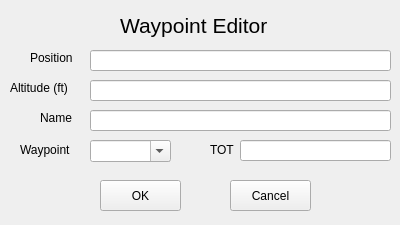
Old version of the form JTFF_DTC/Windows/WaypointAddDialog.ui in the repository JTFF-applications/jtff-dtc.
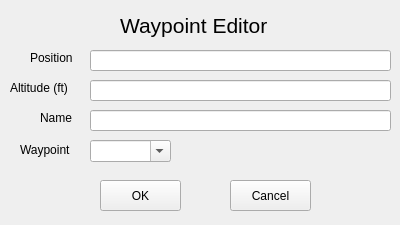
New version of the form.

```diff
--- a/JTFF_DTC/Windows/WaypointAddDialog.ui
+++ b/JTFF_DTC/Windows/WaypointAddDialog.ui
@@ -146,29 +146,6 @@
     <string>Waypoint</string>
    </property>
   </widget>
-  <widget class="QLabel" name="label_5">
-   <property name="geometry">
-    <rect>
-     <x>210</x>
-     <y>140</y>
-     <width>61</width>
-     <height>20</height>
-    </rect>
-   </property>
-   <property name="text">
-    <string>TOT</string>
-   </property>
-  </widget>
-  <widget class="QLineEdit" name="TOT">
-   <property name="geometry">
-    <rect>
-     <x>240</x>
-     <y>140</y>
-     <width>151</width>
-     <height>21</height>
-    </rect>
-   </property>
-  </widget>
   <widget class="QPushButton" name="Cancel">
    <property name="geometry">
     <rect>
```
